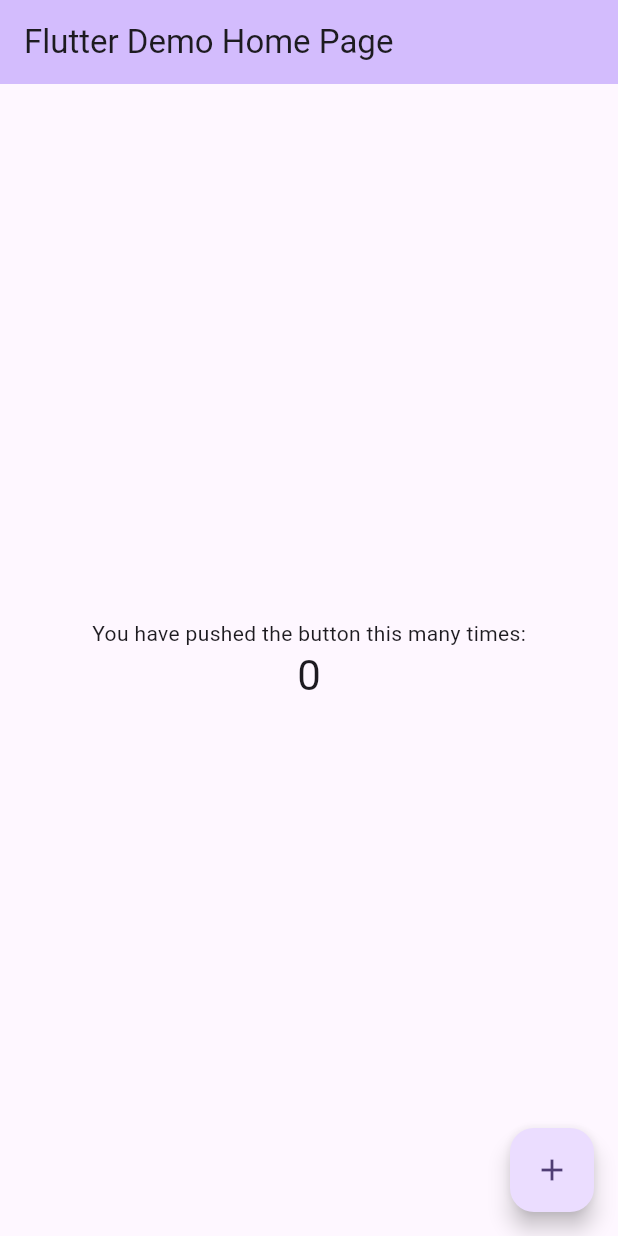
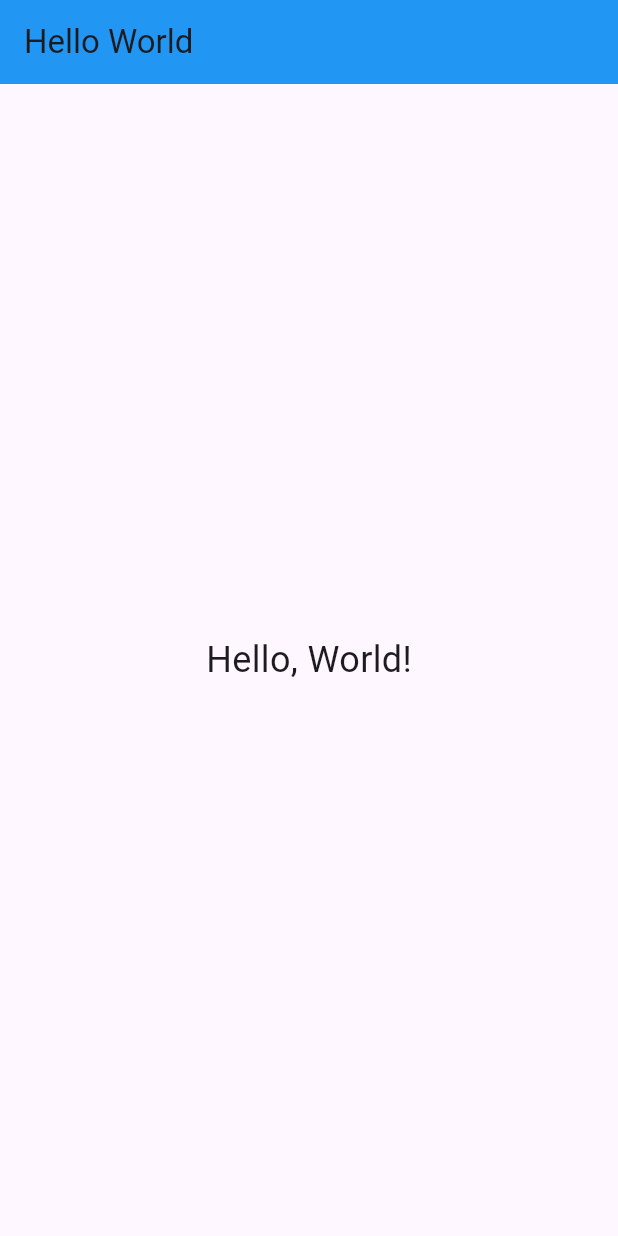
Before and after one commit to Leeyoungsup/flutter_UI_practice, a Flutter app: the screen it shows after launch, on a phone screen of 412 x 824 dp. Run offline on Flutter 3.47's test engine with Material 3 defaults, Android fonts, the phone set to English and light mode, and no system bars.

Commit message:
add: main template 추가

```diff
--- a/lib/main.dart
+++ b/lib/main.dart
@@ -1,122 +1,33 @@
 import 'package:flutter/material.dart';
 
 void main() {
-  runApp(const MyApp());
+  runApp(MyApp());
 }
 
 class MyApp extends StatelessWidget {
-  const MyApp({super.key});
-
-  // This widget is the root of your application.
   @override
   Widget build(BuildContext context) {
     return MaterialApp(
-      title: 'Flutter Demo',
-      theme: ThemeData(
-        // This is the theme of your application.
-        //
-        // TRY THIS: Try running your application with "flutter run". You'll see
-        // the application has a purple toolbar. Then, without quitting the app,
-        // try changing the seedColor in the colorScheme below to Colors.green
-        // and then invoke "hot reload" (save your changes or press the "hot
-        // reload" button in a Flutter-supported IDE, or press "r" if you used
-        // the command line to start the app).
-        //
-        // Notice that the counter didn't reset back to zero; the application
-        // state is not lost during the reload. To reset the state, use hot
-        // restart instead.
-        //
-        // This works for code too, not just values: Most code changes can be
-        // tested with just a hot reload.
-        colorScheme: ColorScheme.fromSeed(seedColor: Colors.deepPurple),
-      ),
-      home: const MyHomePage(title: 'Flutter Demo Home Page'),
+      title: 'Hello World App',
+      home: MyHomePage(),
     );
   }
 }
 
-class MyHomePage extends StatefulWidget {
-  const MyHomePage({super.key, required this.title});
-
-  // This widget is the home page of your application. It is stateful, meaning
-  // that it has a State object (defined below) that contains fields that affect
-  // how it looks.
-
-  // This class is the configuration for the state. It holds the values (in this
-  // case the title) provided by the parent (in this case the App widget) and
-  // used by the build method of the State. Fields in a Widget subclass are
-  // always marked "final".
-
-  final String title;
-
-  @override
-  State<MyHomePage> createState() => _MyHomePageState();
-}
-
-class _MyHomePageState extends State<MyHomePage> {
-  int _counter = 0;
-
-  void _incrementCounter() {
-    setState(() {
-      // This call to setState tells the Flutter framework that something has
-      // changed in this State, which causes it to rerun the build method below
-      // so that the display can reflect the updated values. If we changed
-      // _counter without calling setState(), then the build method would not be
-      // called again, and so nothing would appear to happen.
-      _counter++;
-    });
-  }
-
+class MyHomePage extends StatelessWidget {
   @override
   Widget build(BuildContext context) {
-    // This method is rerun every time setState is called, for instance as done
-    // by the _incrementCounter method above.
-    //
-    // The Flutter framework has been optimized to make rerunning build methods
-    // fast, so that you can just rebuild anything that needs updating rather
-    // than having to individually change instances of widgets.
     return Scaffold(
       appBar: AppBar(
-        // TRY THIS: Try changing the color here to a specific color (to
-        // Colors.amber, perhaps?) and trigger a hot reload to see the AppBar
-        // change color while the other colors stay the same.
-        backgroundColor: Theme.of(context).colorScheme.inversePrimary,
-        // Here we take the value from the MyHomePage object that was created by
-        // the App.build method, and use it to set our appbar title.
-        title: Text(widget.title),
+        title: Text('Hello World'),
+        backgroundColor: Colors.blue,
       ),
       body: Center(
-        // Center is a layout widget. It takes a single child and positions it
-        // in the middle of the parent.
-        child: Column(
-          // Column is also a layout widget. It takes a list of children and
-          // arranges them vertically. By default, it sizes itself to fit its
-          // children horizontally, and tries to be as tall as its parent.
-          //
-          // Column has various properties to control how it sizes itself and
-          // how it positions its children. Here we use mainAxisAlignment to
-          // center the children vertically; the main axis here is the vertical
-          // axis because Columns are vertical (the cross axis would be
-          // horizontal).
-          //
-          // TRY THIS: Invoke "debug painting" (choose the "Toggle Debug Paint"
-          // action in the IDE, or press "p" in the console), to see the
-          // wireframe for each widget.
-          mainAxisAlignment: MainAxisAlignment.center,
-          children: <Widget>[
-            const Text('You have pushed the button this many times:'),
-            Text(
-              '$_counter',
-              style: Theme.of(context).textTheme.headlineMedium,
-            ),
-          ],
+        child: Text(
+          'Hello, World!',
+          style: TextStyle(fontSize: 24),
         ),
       ),
-      floatingActionButton: FloatingActionButton(
-        onPressed: _incrementCounter,
-        tooltip: 'Increment',
-        child: const Icon(Icons.add),
-      ), // This trailing comma makes auto-formatting nicer for build methods.
     );
   }
 }
```
